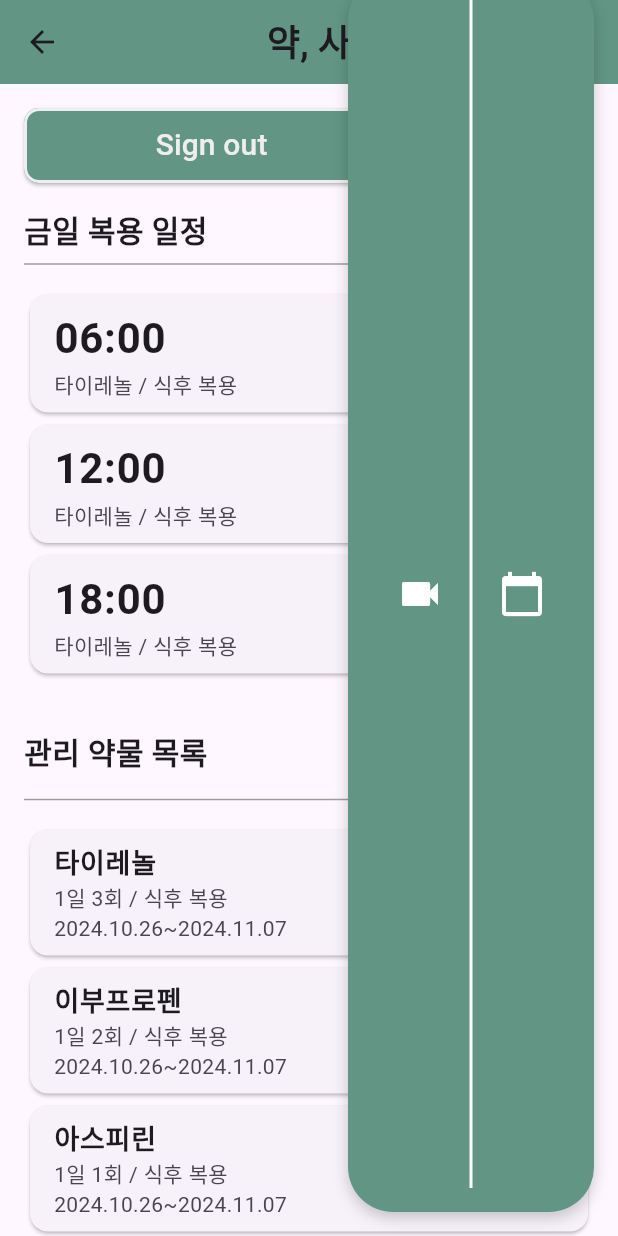
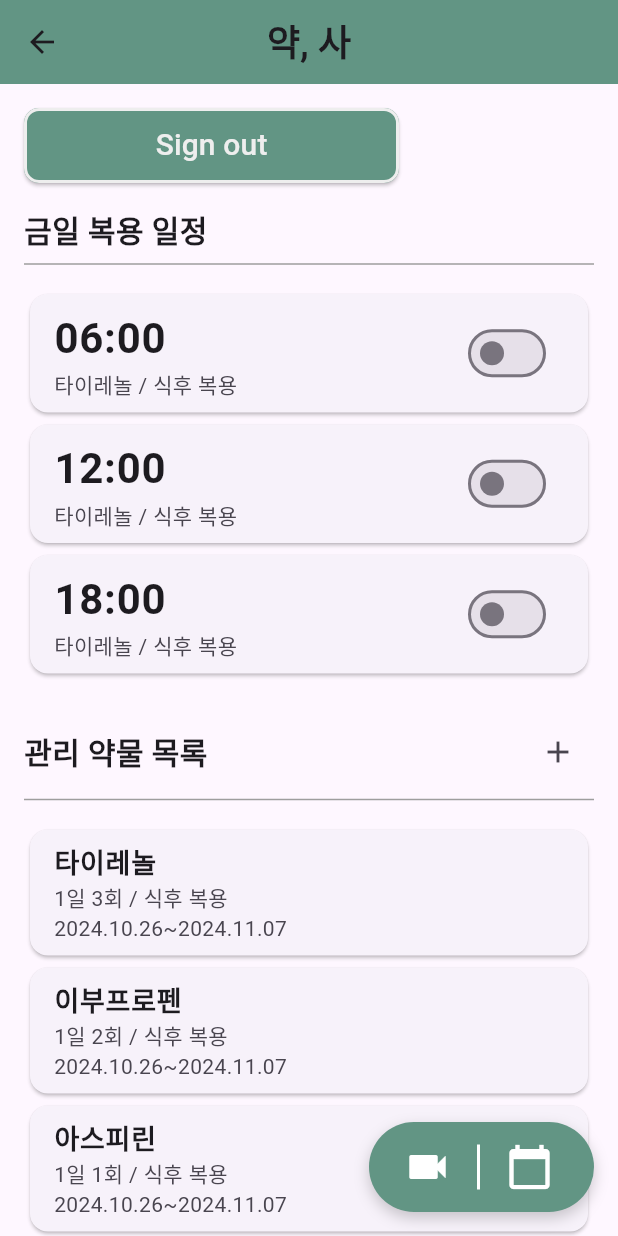
Before and after one commit to YagSa/YagSa-FE, a Flutter app: the HomePage screen opened directly, on a phone screen of 412 x 824 dp. Run offline on Flutter 3.47's test engine with Material 3 defaults, Android fonts, the phone set to English and light mode, and no system bars; our stand-ins replace firebase_auth, firebase_core, image_picker, table_calendar; accounts and stored records are empty; Roboto replaces fonts that are missing (Pretendard); project files that could hold a hidden picture were left out.

Commit message:
resize floatingbutton

```diff
--- a/lib/home.dart
+++ b/lib/home.dart
@@ -109,6 +109,7 @@
         ),
       ),
       floatingActionButton: buildCustomButton(context), // Corrected position of custom button
+      floatingActionButtonLocation:  FloatingActionButtonLocation.endFloat
     );
   }
 
@@ -149,7 +150,9 @@
 // Custom button for camera & calendar
 Widget buildCustomButton(BuildContext context) {
   return Container(
-    padding: EdgeInsets.symmetric(vertical: 16, horizontal: 24),
+    width: 150, // 버튼 컨테이너 넓이
+    height: 60,
+    // padding: EdgeInsets.symmetric(vertical: 16, horizontal: 24)
     decoration: BoxDecoration(
       color: Color.fromRGBO(98, 149, 132, 1), // 녹색 배경
       borderRadius: BorderRadius.circular(30),
@@ -164,7 +167,9 @@
     child: Row(
       mainAxisSize: MainAxisSize.min,
       children: [
-        IconButton(
+        Padding(
+          padding: const EdgeInsets.only(left: 15.0),
+          child: IconButton(
             icon: Icon(
               Icons.videocam,
               color: Colors.white,
@@ -174,12 +179,18 @@
               // Camera button functionality
             },
           ),
-        VerticalDivider(
+        ),
+        Padding(
+          padding: const EdgeInsets.only(top: 15.0,bottom: 15.0),
+          child: VerticalDivider(
             color: Colors.white,
             thickness: 2,
             width: 20,
           ),
-        IconButton(
+        ),
+        Padding(
+          padding: const EdgeInsets.only(right: 15.0),
+          child: IconButton(
             icon: Icon(
               Icons.calendar_today,
               color: Colors.white,
@@ -192,6 +203,7 @@
               );
             },
           ),
+        ),
       ],
     ),
   );
```
Lines whose indentation alone changed are shown as unchanged.
